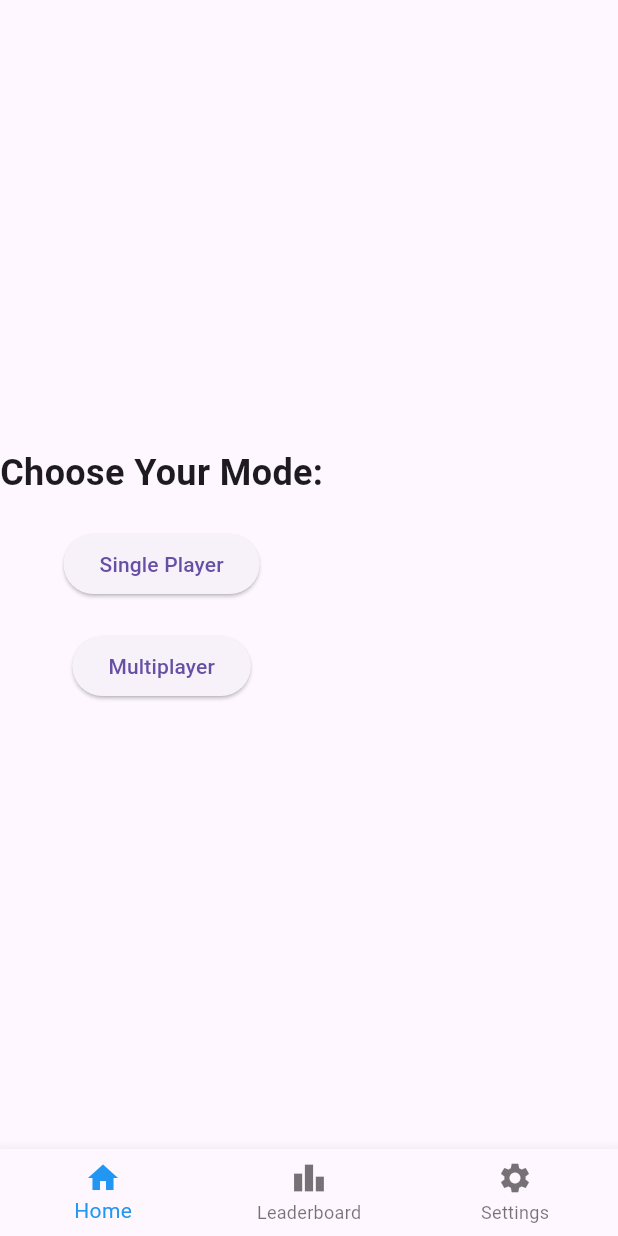
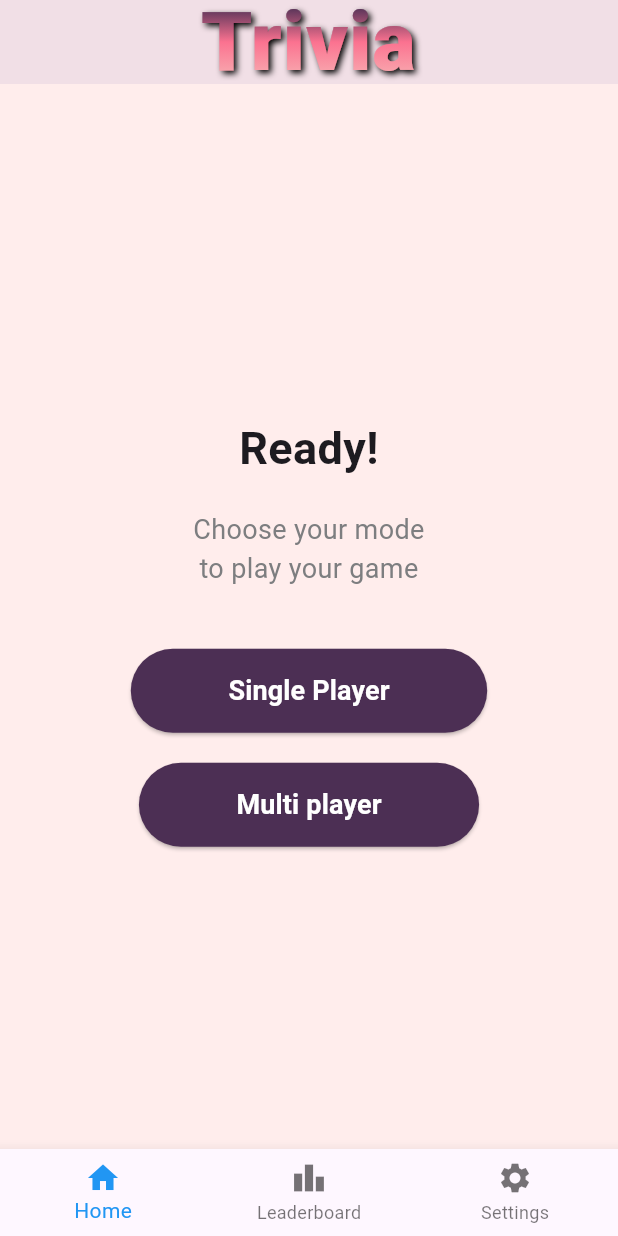
Before and after one commit to giriksv/triviagiri, a Flutter app: the ModeSelectionScreen screen opened directly with empty values, on a phone screen of 412 x 824 dp. Run offline on Flutter 3.47's test engine with Material 3 defaults, Android fonts, the phone set to English and light mode, and no system bars; our stand-ins replace cloud_firestore, csv, firebase_auth, firebase_core, firebase_storage, google_fonts and 2 more; accounts and stored records are empty; network calls fail.

Commit message:
Mode selection screen ui

```diff
--- a/lib/views/modeselection_screen.dart
+++ b/lib/views/modeselection_screen.dart
@@ -1,4 +1,6 @@
 import 'package:flutter/material.dart';
+import '../utils/background_color_utils.dart';
+import '../utils/custom_app_bar.dart';
 import 'category_screen.dart';
 import '../multiplayer/multi_player_views/room_type_screen.dart'; // Import the RoomTypeScreen
 import 'settings/leaderboard_screen.dart'; // Import your leaderboard screen
@@ -32,6 +34,8 @@ class _ModeSelectionScreenState extends State<ModeSelectionScreen> {
   @override
   Widget build(BuildContext context) {
     return Scaffold(
+      appBar: customAppBar(showBackButton: false), // Add the custom AppBar
+      backgroundColor: BackgroundColorUtils.backgroundColor, // Set background color using BackgroundColorUtils
       body: _screens[_selectedIndex],
       bottomNavigationBar: BottomNavigationBar(
         items: const <BottomNavigationBarItem>[
@@ -64,14 +68,38 @@ class _ModeSelectionScreenState extends State<ModeSelectionScreen> {
 
   // Function to build the mode selection screen
   Widget _buildModeSelectionScreen() {
-    return Column(
+    return Center(
+      child: Padding(
+        padding: const EdgeInsets.all(16.0), // Padding for some spacing
+        child: Column(
           mainAxisAlignment: MainAxisAlignment.center,
+          crossAxisAlignment: CrossAxisAlignment.center,
           children: [
+            SizedBox(height: 20), // Space after the app bar
+
+            // "Ready!" Text
             Text(
-          'Choose Your Mode:',
-          style: TextStyle(fontSize: 24, fontWeight: FontWeight.bold),
+              'Ready!',
+              style: TextStyle(
+                fontSize: 30,
+                fontWeight: FontWeight.bold,
               ),
-        SizedBox(height: 20), // Add some space between the text and buttons
+              textAlign: TextAlign.center,
+            ),
+            SizedBox(height: 20), // Space between "Ready!" and the next text
+
+            // "Choose your mode to play your game" Text in two lines
+            Text(
+              'Choose your mode\nto play your game',
+              style: TextStyle(
+                fontSize: 18,
+                color: Color(0xFF7D7E80), // Hex color #7D7E80
+              ),
+              textAlign: TextAlign.center,
+            ),
+            SizedBox(height: 40), // Add space before buttons
+
+            // Single Player Button
             ElevatedButton(
               onPressed: () {
                 // Navigate to CategoryScreen for Single Player
@@ -82,9 +110,22 @@ class _ModeSelectionScreenState extends State<ModeSelectionScreen> {
                   ),
                 );
               },
-          child: Text("Single Player"),
+              child: Text(
+                "Single Player",
+                style: TextStyle(
+                  color: Colors.white, // White text color
+                  fontWeight: FontWeight.bold, // Bold text
+                  fontSize: 18,
+                ),
+              ),
+              style: ElevatedButton.styleFrom(
+                backgroundColor: Color(0xFF4C2F54), // Background color #4C2F54
+                padding: EdgeInsets.symmetric(horizontal: 65, vertical: 15),
+              ),
             ),
             SizedBox(height: 20), // Add space between buttons
+
+            // Multiplayer Button
             ElevatedButton(
               onPressed: () {
                 // Navigate to RoomTypeScreen for Multiplayer
@@ -95,9 +136,22 @@ class _ModeSelectionScreenState extends State<ModeSelectionScreen> {
                   ),
                 );
               },
-          child: Text("Multiplayer"),
+              child: Text(
+                "Multi player",
+                style: TextStyle(
+                  color: Colors.white, // White text color
+                  fontWeight: FontWeight.bold, // Bold text
+                  fontSize: 18,
+                ),
+              ),
+              style: ElevatedButton.styleFrom(
+                backgroundColor: Color(0xFF4C2F54), // Background color #4C2F54
+                padding: EdgeInsets.symmetric(horizontal: 65, vertical: 15),
+              ),
             ),
           ],
+        ),
+      ),
     );
   }
 }
```
Lines whose indentation alone changed are shown as unchanged.
